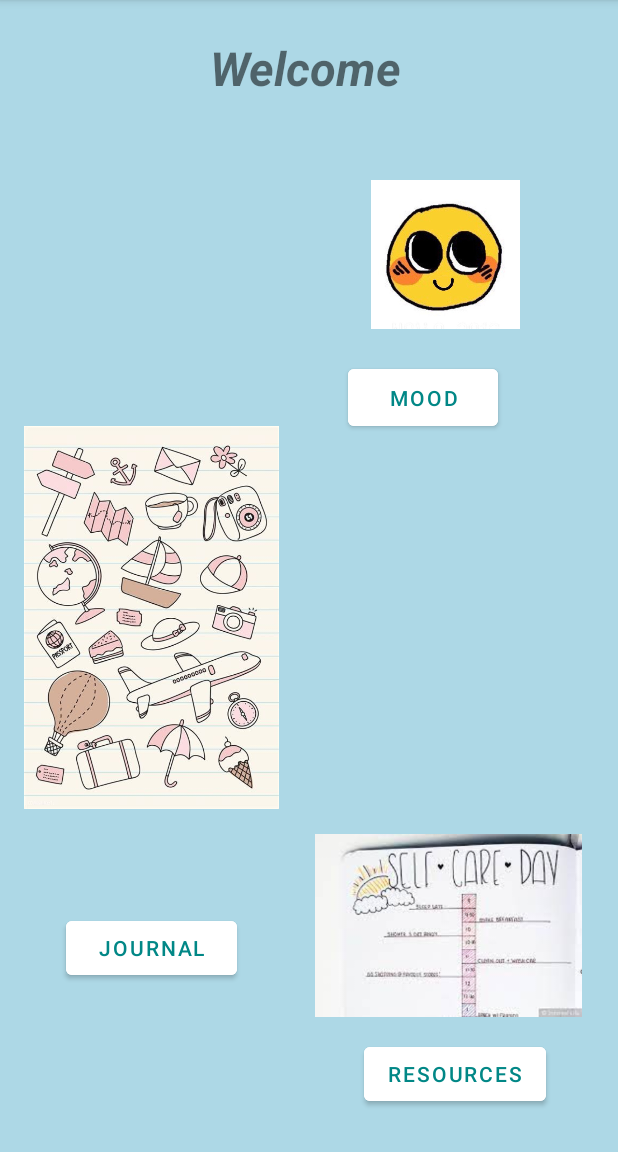
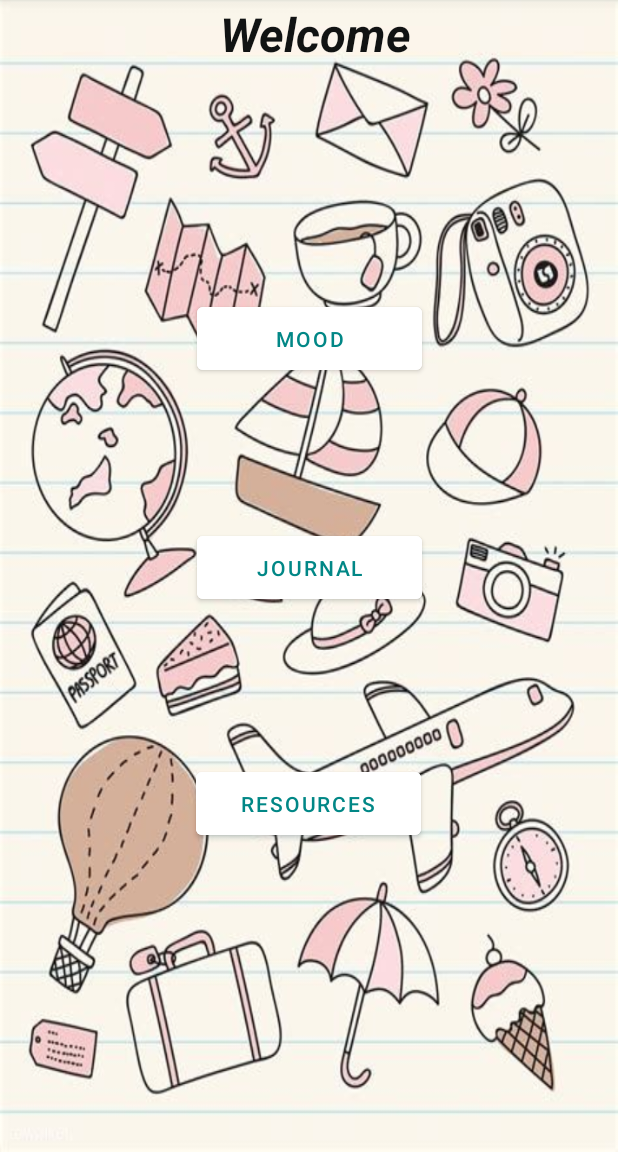
Before and after one commit to RaiyanAfiz/Mobile-Application-Development-Project, an Android app: the Dashboard screen opened directly, with no data from a screen before it, on a phone screen of 412 x 824 dp, the part 84-1236 px from its top. Run offline under Robolectric (Android 15) with nearby library versions, the phone set to English and light mode, and no system bars.

Commit message:
modified 2

```diff
--- a/app/src/main/AndroidManifest.xml
+++ b/app/src/main/AndroidManifest.xml
@@ -9,6 +9,9 @@
         android:roundIcon="@mipmap/ic_launcher_round"
         android:supportsRtl="true"
         android:theme="@style/Theme.AndroidDevProject">
+        <activity
+            android:name=".Journal2"
+            android:exported="false" />
         <activity
             android:name=".Journal"
             android:exported="false" />
--- a/app/src/main/java/com/example/androiddevproject/FileHandler.java
+++ b/app/src/main/java/com/example/androiddevproject/FileHandler.java
@@ -1,6 +1,8 @@
 package com.example.androiddevproject;
 
 import android.content.Context;
+
+import androidx.appcompat.app.AppCompatActivity;
 
 import java.io.FileInputStream;
 import java.io.FileNotFoundException;
@@ -10,7 +12,7 @@ import java.io.ObjectInputStream;
 import java.io.ObjectOutputStream;
 import java.util.ArrayList;
 
-public class FileHandler {
+public class FileHandler extends AppCompatActivity{
 
     public static final String FILENAME = "file.txt";
     public static void EnterData(Context context, ArrayList<String> items){
--- a/app/src/main/res/layout/activity_dashboard.xml
+++ b/app/src/main/res/layout/activity_dashboard.xml
@@ -4,92 +4,69 @@
     xmlns:tools="http://schemas.android.com/tools"
     android:layout_width="match_parent"
     android:layout_height="match_parent"
-    android:background="@color/blue"
+    android:background="@drawable/bg"
     tools:context=".Dashboard">
 
 
     <TextView
         android:id="@+id/textView"
-        android:layout_width="132dp"
-        android:layout_height="64dp"
+        android:layout_width="181dp"
+        android:layout_height="0dp"
         android:layout_gravity="center_horizontal"
-        android:layout_marginTop="24dp"
-        android:layout_marginBottom="155dp"
+        android:layout_marginStart="15dp"
+        android:layout_marginTop="1dp"
+        android:layout_marginBottom="64dp"
         android:text="Welcome"
         android:textAlignment="gravity"
+        android:textColor="#111313"
         android:textSize="31sp"
         android:textStyle="bold|italic"
-        app:layout_constraintBottom_toTopOf="@+id/resourcesimg"
-        app:layout_constraintEnd_toEndOf="parent"
-        app:layout_constraintStart_toStartOf="parent"
+        app:layout_constraintBottom_toTopOf="@+id/journal"
+        app:layout_constraintStart_toStartOf="@+id/mood"
         app:layout_constraintTop_toTopOf="parent"
         tools:ignore="MissingConstraints" />
 
-    <ImageView
-        android:id="@+id/moodimg"
-        android:layout_width="146dp"
-        android:layout_height="99dp"
-        android:layout_marginTop="32dp"
-        android:layout_marginEnd="42dp"
-        app:layout_constraintEnd_toEndOf="parent"
-        app:layout_constraintTop_toBottomOf="@+id/textView"
-        app:srcCompat="@drawable/mood" />
-
-    <ImageView
-        android:id="@+id/resourcesimg"
-        android:layout_width="170dp"
-        android:layout_height="0dp"
-        android:layout_marginStart="16dp"
-        android:layout_marginBottom="188dp"
-        app:layout_constraintBottom_toBottomOf="parent"
-        app:layout_constraintStart_toStartOf="parent"
-        app:layout_constraintTop_toBottomOf="@+id/textView"
-        app:srcCompat="@drawable/bg" />
-
     <Button
         android:id="@+id/mood"
-        android:layout_width="100dp"
-        android:layout_height="50dp"
-        android:layout_marginStart="232dp"
-        android:layout_marginTop="152dp"
+        android:layout_width="150dp"
+        android:layout_height="54dp"
+        android:layout_marginTop="144dp"
+        android:layout_marginBottom="43dp"
         android:backgroundTint="@color/white"
         android:text="MOOD"
         android:textColor="@color/teal_700"
+        app:layout_constraintBottom_toTopOf="@+id/journal"
+        app:layout_constraintEnd_toEndOf="parent"
         app:layout_constraintStart_toStartOf="parent"
-        app:layout_constraintTop_toBottomOf="@+id/textView" />
+        app:layout_constraintTop_toTopOf="parent" />
 
     <Button
         android:id="@+id/resources"
-        android:layout_width="wrap_content"
-        android:layout_height="0dp"
-        android:layout_marginTop="36dp"
-        android:layout_marginEnd="48dp"
+        android:layout_width="150dp"
+        android:layout_height="54dp"
+        android:layout_marginBottom="203dp"
         android:backgroundTint="@color/white"
         android:text="RESOURCES"
         android:textColor="@color/teal_700"
+        app:layout_constraintBottom_toBottomOf="parent"
         app:layout_constraintEnd_toEndOf="parent"
-        app:layout_constraintTop_toBottomOf="@+id/journal" />
+        app:layout_constraintHorizontal_bias="0.498"
+        app:layout_constraintStart_toStartOf="parent"
+        app:layout_constraintTop_toBottomOf="@+id/journal"
+        app:layout_constraintVertical_bias="0.98" />
 
     <Button
         android:id="@+id/journal"
-        android:layout_width="114dp"
-        android:layout_height="48dp"
-        android:layout_marginStart="44dp"
-        android:layout_marginTop="28dp"
+        android:layout_width="150dp"
+        android:layout_height="54dp"
+        android:layout_marginBottom="308dp"
         android:backgroundTint="@color/white"
         android:text="JOURNAL"
         android:textColor="@color/teal_700"
-        app:layout_constraintStart_toStartOf="parent"
-        app:layout_constraintTop_toBottomOf="@+id/resourcesimg" />
-
-    <ImageView
-        android:id="@+id/imageView5"
-        android:layout_width="178dp"
-        android:layout_height="126dp"
-        android:layout_marginEnd="24dp"
-        android:layout_marginBottom="88dp"
         app:layout_constraintBottom_toBottomOf="parent"
         app:layout_constraintEnd_toEndOf="parent"
-        app:srcCompat="@drawable/journal" />
+        app:layout_constraintHorizontal_bias="0.501"
+        app:layout_constraintStart_toStartOf="parent"
+        app:layout_constraintTop_toBottomOf="@+id/mood" />
 
 </androidx.constraintlayout.widget.ConstraintLayout>
```
Also changed, not shown: app/src/main/java/com/example/androiddevproject/Journal.java (+5 -7 lines), app/src/main/res/layout/activity_main.xml (+17 -12 lines), app/src/main/res/drawable-v24/bglogin.png (added).
